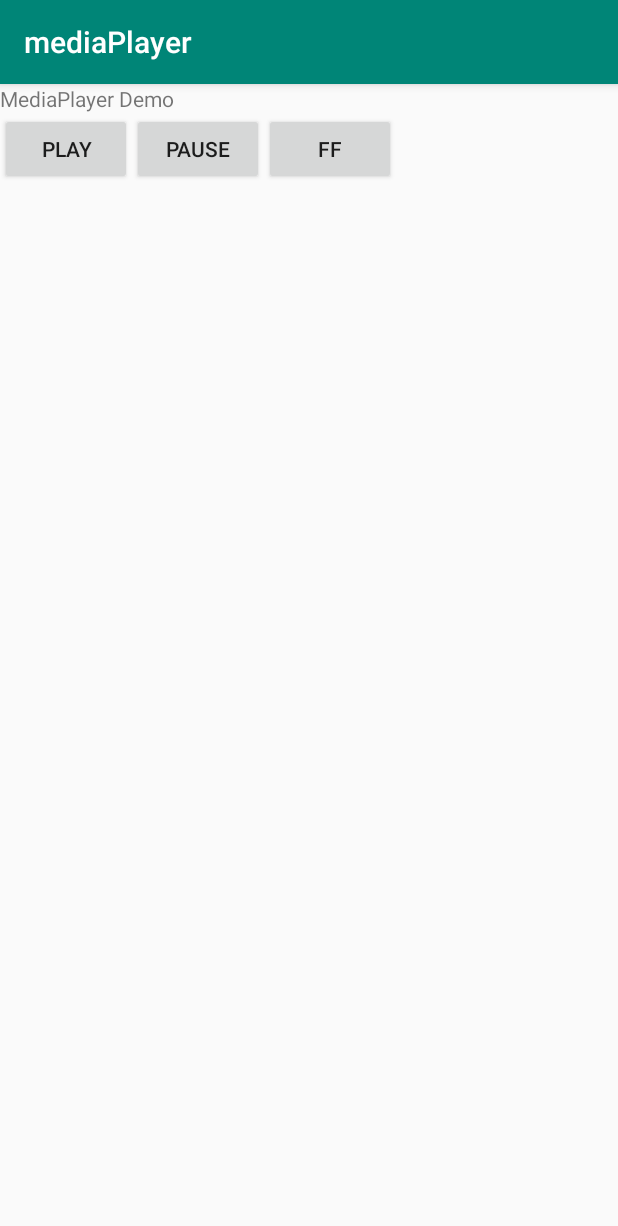
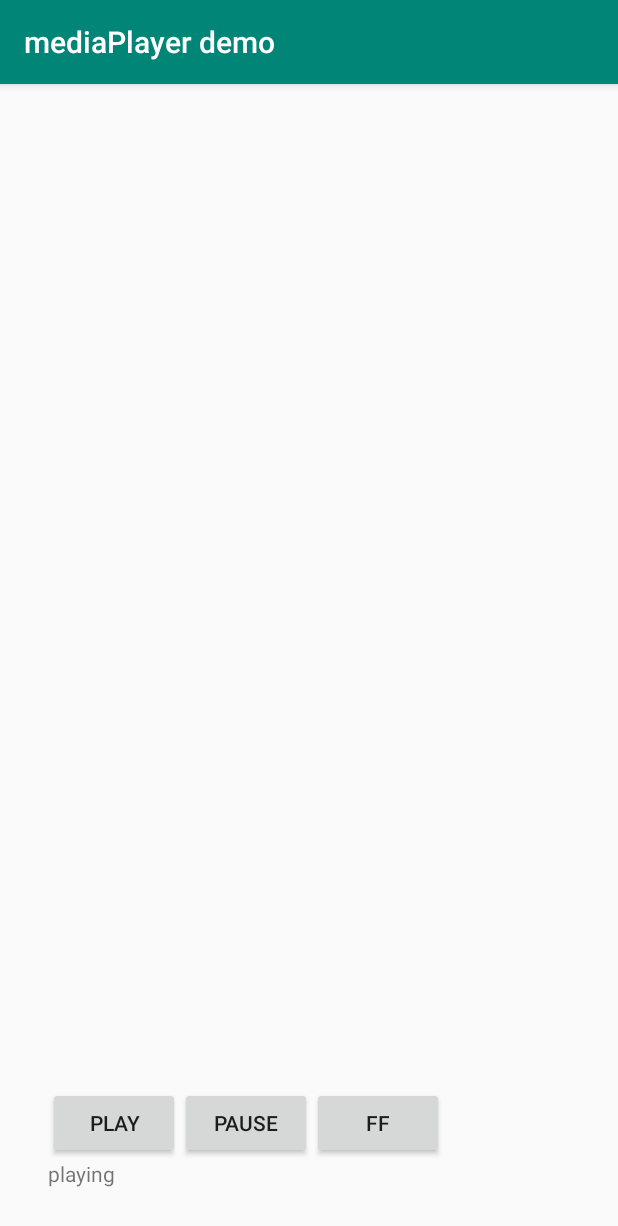
Before and after one commit to Billman64/mediaPlayer, an Android app: the screen it shows after launch (MainActivity), after a tap on "PLAY", on a phone screen of 412 x 824 dp. Shown: the top 1226 px of the screen. Run offline under Robolectric (Android 15) with nearby library versions, the light colour scheme and no system bars.

Commit message:
- Pause and FF buttons re-enabled when play is pressed (good for replays). - Resource string for media started message. - UI changes: standard margin dimen set, status output moved to below buttons, views moved to bottom (to make space for future elements)

```diff
--- a/app/src/main/java/com/example/bill/mediaplayer/MainActivity.java
+++ b/app/src/main/java/com/example/bill/mediaplayer/MainActivity.java
@@ -7,7 +7,6 @@ package com.example.bill.mediaplayer;
 //        http://creativecommons.org/licenses/by/4.0/
 
 
-import android.content.Intent;
 import android.media.MediaPlayer;
 import android.support.v7.app.AppCompatActivity;
 import android.os.Bundle;
@@ -15,7 +14,6 @@ import android.util.Log;
 import android.view.View;
 import android.widget.Button;
 import android.widget.TextView;
-import android.widget.Toast;
 
 public class MainActivity extends AppCompatActivity {
 
@@ -27,9 +25,10 @@ public class MainActivity extends AppCompatActivity {
         super.onCreate(savedInstanceState);
         setContentView(R.layout.activity_main);
 
-        Button play = (Button)findViewById(R.id.play);
-        Button pause = (Button)findViewById(R.id.pause);
-        Button ff = (Button)findViewById(R.id.ff);
+        Button play = findViewById(R.id.play);
+        Button pause = findViewById(R.id.pause);
+        Button ff = findViewById(R.id.ff);
+        final TextView tv = findViewById(R.id.out);
 
 
 
@@ -39,19 +38,16 @@ public class MainActivity extends AppCompatActivity {
         mediaPlayer.setOnCompletionListener(new MediaPlayer.OnCompletionListener() {
             @Override
             public void onCompletion(MediaPlayer mediaPlayer) {
-                mediaPlayer.release();
-                mediaPlayer = null;
-                Toast.makeText(MainActivity.this, "End of song!", Toast.LENGTH_SHORT).show();
-                Button ff = (Button)findViewById(R.id.ff);
+//                mediaPlayer.reset();
+                tv.setText(R.string.media_completed);
+//                Toast.makeText(MainActivity.this, "End of song!", Toast.LENGTH_SHORT).show();
+                Button ff = findViewById(R.id.ff);
                 ff.setEnabled(false);
-                Button pause = (Button) findViewById(R.id.pause);
+                Button pause = findViewById(R.id.pause);
                 pause.setEnabled(false);
             }
         });
 
-
-
-        final TextView tv = (TextView) findViewById(R.id.out);
 
         // implement play button functionality
         play.setOnClickListener(new View.OnClickListener() {
@@ -60,7 +56,11 @@ public class MainActivity extends AppCompatActivity {
                 mediaPlayer.start();
                 Log.d(TAG, "Media started. Duration" + mediaPlayer.getDuration());
 //                String title = mediaPlayer.
-//                tv.setText("playing");
+                tv.setText("playing");
+
+                // ensure buttons enabled (for replays)
+                pause.setEnabled(true);
+                ff.setEnabled(true);
             }
         });
 
--- a/app/src/main/res/layout/activity_main.xml
+++ b/app/src/main/res/layout/activity_main.xml
@@ -1,6 +1,5 @@
 <?xml version="1.0" encoding="utf-8"?>
 <android.support.constraint.ConstraintLayout xmlns:android="http://schemas.android.com/apk/res/android"
-    xmlns:app="http://schemas.android.com/apk/res-auto"
     xmlns:tools="http://schemas.android.com/tools"
     android:layout_width="match_parent"
     android:layout_height="match_parent"
@@ -9,34 +8,48 @@
     <LinearLayout
         android:layout_width="match_parent"
         android:layout_height="match_parent"
-        android:orientation="vertical">
+        android:orientation="vertical"
+        tools:layout_editor_absoluteX="85dp"
+        tools:layout_editor_absoluteY="0dp"
+        android:gravity="bottom"
+        android:paddingBottom="@dimen/margin">
+
+
+        <LinearLayout
+            android:layout_width="match_parent"
+            android:layout_height="wrap_content"
+            android:layout_marginStart="@dimen/margin"
+            android:layout_marginLeft="@dimen/margin"
+            android:layout_marginBottom="0dp"
+            android:orientation="horizontal">
+
+            <Button
+                android:id="@+id/play"
+                android:layout_width="wrap_content"
+                android:layout_height="wrap_content"
+                android:text="Play" />
+
+            <Button
+                android:id="@+id/pause"
+                android:layout_width="wrap_content"
+                android:layout_height="wrap_content"
+                android:text="Pause" />
+
+            <Button
+                android:id="@+id/ff"
+                android:layout_width="wrap_content"
+                android:layout_height="wrap_content"
+                android:text="FF" />
+
+        </LinearLayout>
 
         <TextView
             android:id="@+id/out"
             android:layout_width="wrap_content"
             android:layout_height="wrap_content"
-            android:text="MediaPlayer Demo"/>
+            android:layout_marginStart="@dimen/margin"
+            android:layout_marginLeft="@dimen/margin"
+            android:text="MediaPlayer Demo" />
 
-        <LinearLayout
-            android:layout_width="match_parent"
-            android:layout_height="wrap_content"
-            android:orientation="horizontal">
-            <Button
-                android:id="@+id/play"
-                android:layout_width="wrap_content"
-                android:layout_height="wrap_content"
-                android:text="Play"/>
-            <Button
-                android:id="@+id/pause"
-                android:layout_width="wrap_content"
-                android:layout_height="wrap_content"
-                android:text="Pause"/>
-            <Button
-                android:id="@+id/ff"
-                android:layout_width="wrap_content"
-                android:layout_height="wrap_content"
-                android:text="FF"/>
-
-        </LinearLayout>
     </LinearLayout>
 </android.support.constraint.ConstraintLayout>
--- /dev/null
+++ b/app/src/main/res/values/dimens.xml
@@ -0,0 +1,5 @@
+<?xml version="1.0" encoding="utf-8"?>
+<resources>
+
+    <dimen name="margin">32dp</dimen>
+</resources>
--- a/app/src/main/res/values/strings.xml
+++ b/app/src/main/res/values/strings.xml
@@ -1,3 +1,4 @@
 <resources>
-    <string name="app_name">mediaPlayer</string>
+    <string name="app_name">mediaPlayer demo</string>
+    <string name="media_completed">End of media sample.</string>
 </resources>
```
